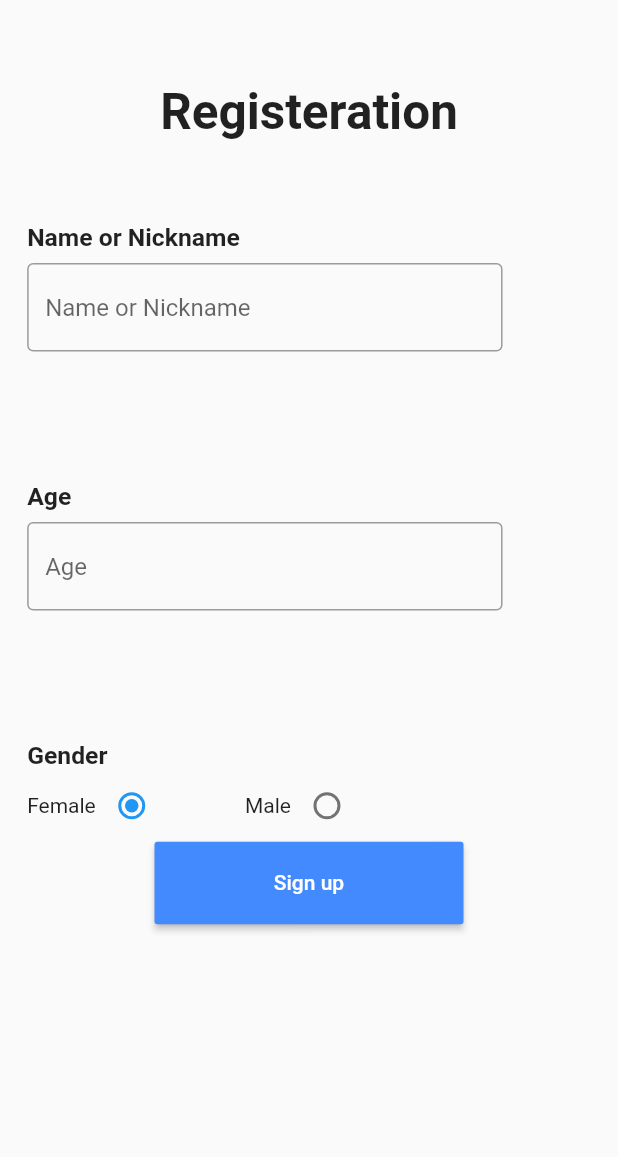
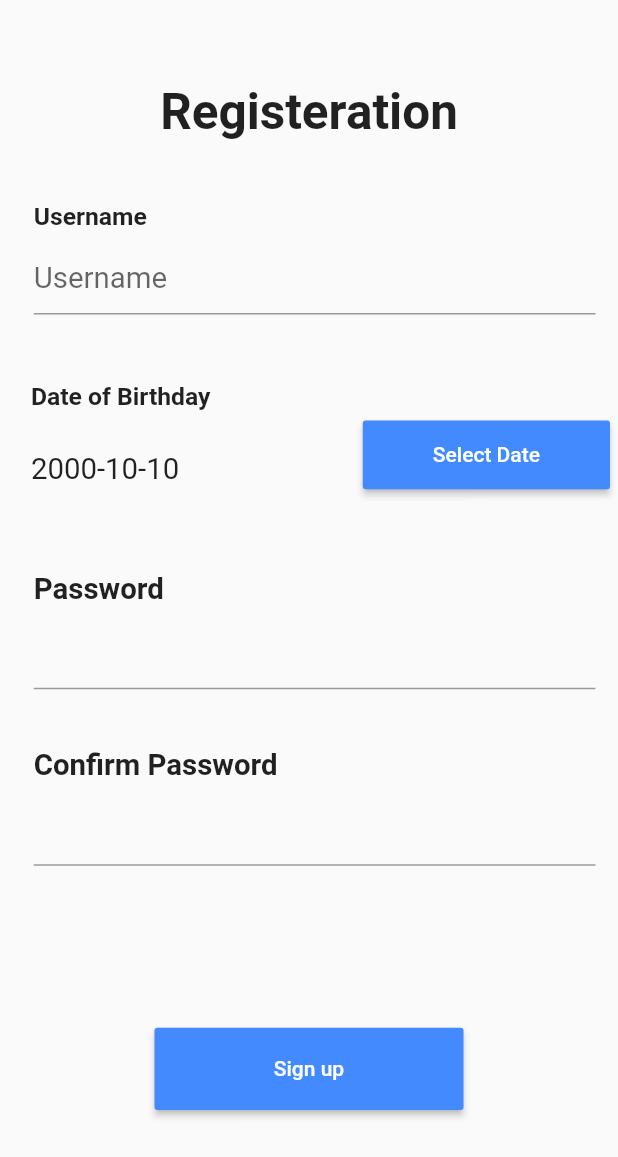
Before and after one commit to waliseddiqi/ChatAppFrontEnd, a Flutter app: the UserSignUpPage screen opened directly, on a phone screen of 412 x 824 dp. Shown: the top 1157 px of the screen. Run offline on Flutter 3.47's test engine with Material 2 defaults, Android fonts, the phone set to English and light mode, and no system bars; our stand-ins replace connectivity, shared_preferences, socket_io_client; accounts and stored records are empty; network calls fail.

Commit message:
Sign in or sign up page added
Sign in page also added

```diff
--- a/lib/UI/user_signup_page.dart
+++ b/lib/UI/user_signup_page.dart
@@ -3,6 +3,8 @@ import 'package:chat_app/UI/select_private.dart';
 import 'package:chat_app/models/user.dart';
 import 'package:chat_app/viewModels/socketConnet.dart';
 import 'package:flutter/material.dart';
+
+import 'chat_main.dart';
 
 class UserSignUpPage extends StatefulWidget{
 
@@ -64,6 +66,16 @@ class _UserSignUpPageState extends State<UserSignUpPage> {
     }
   }
 
+  DateTime _birthdaydate=new DateTime(2010);
+  Future<DateTime> _showDatepicker(){
+    return showDatePicker(
+      context: context,
+      initialDate: new DateTime(2000),
+      firstDate: new DateTime(1900),
+      lastDate: new DateTime(2015));
+  }
+  String _birthday="2000-10-10";
+
   @override
   Widget build(BuildContext context) {
     Size size=MediaQuery.of(context).size;
@@ -84,22 +96,94 @@ class _UserSignUpPageState extends State<UserSignUpPage> {
 
             child: Text("Registeration",style:TextStyle(fontSize: size.height/25,fontWeight: FontWeight.w600)),),
 
-          Container(
+
+           Container(
              height: size.height/7,
-            margin: EdgeInsets.only(right: size.width/7,top: size.height/15),
-            width: size.width/1.3,
+              margin: EdgeInsets.only(left: size.width/55,top: size.height/20),
+            width: size.width/1.1,
+            child: Column(
+               crossAxisAlignment: CrossAxisAlignment.start,
+
+              children: [
+                Text("Username",style:TextStyle(fontSize: size.height/50,fontWeight: FontWeight.w600)),
+                SizedBox(height: size.height/110,),
+                TextFormField(
+                  onSaved: (age) =>user.age=age ,
+                  validator: _ageFieldValidator,
+                  style: TextStyle(fontSize: size.height/42),
+                  decoration: InputDecoration(hintText: "Username",
+
+                ),
+
+                ),
+              ],
+            ),
+          ),
+           Container(
+
+
+           margin: EdgeInsets.only(left: size.width/20),
+            child: Row(
+
+              children: [
+                Container(
+                  child: Column(
+                     crossAxisAlignment: CrossAxisAlignment.start,
+                     mainAxisAlignment: MainAxisAlignment.spaceBetween,
+                    children: [
+                       Text("Date of Birthday",style:TextStyle(fontSize: size.height/50,fontWeight: FontWeight.w600)),
+                      Container(
+
+                        child: Container(
+                          width: size.width/2,
+                           margin: EdgeInsets.only(top: size.height/30),
+                          child: Text("$_birthday",style: TextStyle(fontSize: size.height/42),)
+                        ),
+                      ),
+                    ],
+                  ),
+                ),
+                 Container(
+                  margin: EdgeInsets.only(left: size.width/27,top: size.height/30),
+                  width: size.height/5,
+                  height: size.height/18,
+                  child: MaterialButton(
+                  color: Colors.blueAccent,
+                  child: Text("Select Date",style:TextStyle(color: Colors.white) ,),
+                  onPressed: (){
+                  _showDatepicker().then((data){
+                    setState(() {
+                      _birthdaydate=data;
+                      _birthday="${_birthdaydate.year}-${_birthdaydate.month}-${_birthdaydate.day}";
+
+                    });
+                  }
+
+                  );
+
+                  }),
+                        )
+              ],
+            )
+          ),
+           Container(
+             height: size.height/7,
+            margin: EdgeInsets.only(left: size.width/55,top: size.height/15),
+            width: size.width/1.1,
             child: Column(
 
               crossAxisAlignment: CrossAxisAlignment.start,
               children: [
-                 Text("Name or Nickname",style:TextStyle(fontSize: size.height/50,fontWeight: FontWeight.w600)),
+                 Text("Password",style:TextStyle(fontSize: size.height/42,fontWeight: FontWeight.w600)),
                 SizedBox(height: size.height/110,),
                 TextFormField(
+
+                  obscureText: true,
                   onSaved: ( name)=>user.name=name,
                   validator: _nameFieldValidator,
-                  decoration: InputDecoration(hintText: "Name or Nickname",
-                 border: new OutlineInputBorder(
-                  borderSide: new BorderSide(color: Colors.grey)),
+                  decoration: InputDecoration(
+
+
                 ),
 
                 ),
@@ -108,77 +192,30 @@ class _UserSignUpPageState extends State<UserSignUpPage> {
           ),
            Container(
              height: size.height/7,
-              margin: EdgeInsets.only(right: size.width/7,top: size.height/15),
-            width: size.width/1.3,
+            margin: EdgeInsets.only(left: size.width/55),
+            width: size.width/1.1,
             child: Column(
-               crossAxisAlignment: CrossAxisAlignment.start,
 
+              crossAxisAlignment: CrossAxisAlignment.start,
               children: [
-                Text("Age",style:TextStyle(fontSize: size.height/50,fontWeight: FontWeight.w600)),
+                 Text("Confirm Password",style:TextStyle(fontSize: size.height/42,fontWeight: FontWeight.w600)),
                 SizedBox(height: size.height/110,),
                 TextFormField(
-                  onSaved: (age) =>user.age=age ,
-                  validator: _ageFieldValidator,
-                  decoration: InputDecoration(hintText: "Age",
-                 border: new OutlineInputBorder(
-                  borderSide: new BorderSide(color: Colors.grey)),
+
+                  obscureText: true,
+                  onSaved: ( name)=>user.name=name,
+                  validator: _nameFieldValidator,
+                  decoration: InputDecoration(
+
+
                 ),
 
                 ),
               ],
             ),
           ),
-           Container(
-              margin: EdgeInsets.only(right: size.width/7,top: size.height/15),
-            width: size.width/1.3,
-            child: Column(
-               crossAxisAlignment: CrossAxisAlignment.start,
-               mainAxisAlignment: MainAxisAlignment.spaceBetween,
-              children: [
-                 Text("Gender",style:TextStyle(fontSize: size.height/50,fontWeight: FontWeight.w600)),
-                Container(
-                  child: Row(
-                    children: [
-
-                      Text("Female"),
-                      Radio(value:isfemale, groupValue: gender, onChanged: (bool istrue){
-
-                        setState(() {
-                              isfemale=!isfemale;
-                                ismale=!ismale;
-
-
-                        });
-                         if(isfemale){
-                            _gender="Female";
-                           }
-
-                      }),
-                      SizedBox(width: size.width/8),
-                      Text("Male"),
-                       Radio(value:ismale, groupValue: gender, onChanged: (bool istrue){
-
-                        setState(() {
-                              ismale=!ismale;
-                               isfemale=!isfemale;
-
-
-                        });
-                        if(ismale){
-                                  _gender="Male";
-                                }
-
-                      }),
-
-
-                    ],
-                  ),
-                ),
-              ],
-            )
-          ),
             Container(
-
+                   margin: EdgeInsets.only(top: size.height/12),
                   width: size.height/4,
                   height: size.height/15,
                   child: MaterialButton(
@@ -187,9 +224,8 @@ class _UserSignUpPageState extends State<UserSignUpPage> {
           child: Text("Sign up",style:TextStyle(color: Colors.white) ,),
           onPressed: (){
             _validateAndSubmit();
-          /// //then navigate
-          ///
-          Navigator.push(context, MaterialPageRoute(builder: (context)=>ChatMainPage()));
+
+          Navigator.push(context, MaterialPageRoute(builder: (context)=>ChatMain()));
 
                   }),
                 )
--- a/lib/api.dart
+++ b/lib/api.dart
@@ -39,6 +39,14 @@ return await http.post(Uri.encodeFull(url),body: jsonEncode(body),headers: heade
 
 }
 
+Future<http.Response> signIn(String email,String password)async{
+var url="http://192.168.137.1:5000/userauth/signin/";
+Map<String,String> headers = {'Accept': 'application/json',"Content-type": "application/json"};
+  var body={"email":email,"password":password};
+return await http.post(Uri.encodeFull(url),body: jsonEncode(body),headers: headers);
+
+}
+
 
 
 
--- a/lib/main.dart
+++ b/lib/main.dart
@@ -1,4 +1,6 @@
 import 'package:chat_app/UI/offline_page.dart';
+import 'package:chat_app/UI/signin_orsignup.dart';
+import 'package:chat_app/UI/signin_page.dart';
 import 'package:flutter/material.dart';
 import 'package:provider/provider.dart';
 
@@ -59,6 +61,8 @@ PageController pageController= new PageController();
         controller: pageController,
         physics: NeverScrollableScrollPhysics(),
         children: [
+          SigninOrSignup(pageController: pageController,),
+           SignIn(pageController: pageController,),
            MailVerfication(pageController: pageController,),
            EmailConfirmation(pageController: pageController,),
            UserSignUpPage()
```
Also changed, not shown: lib/UI/chat_main.dart (added, +83 -0 lines), lib/UI/chat_main_page.dart (+19 -23 lines), lib/UI/signin_orsignup.dart (added, +60 -0 lines), lib/UI/signin_page.dart (added, +145 -0 lines).
